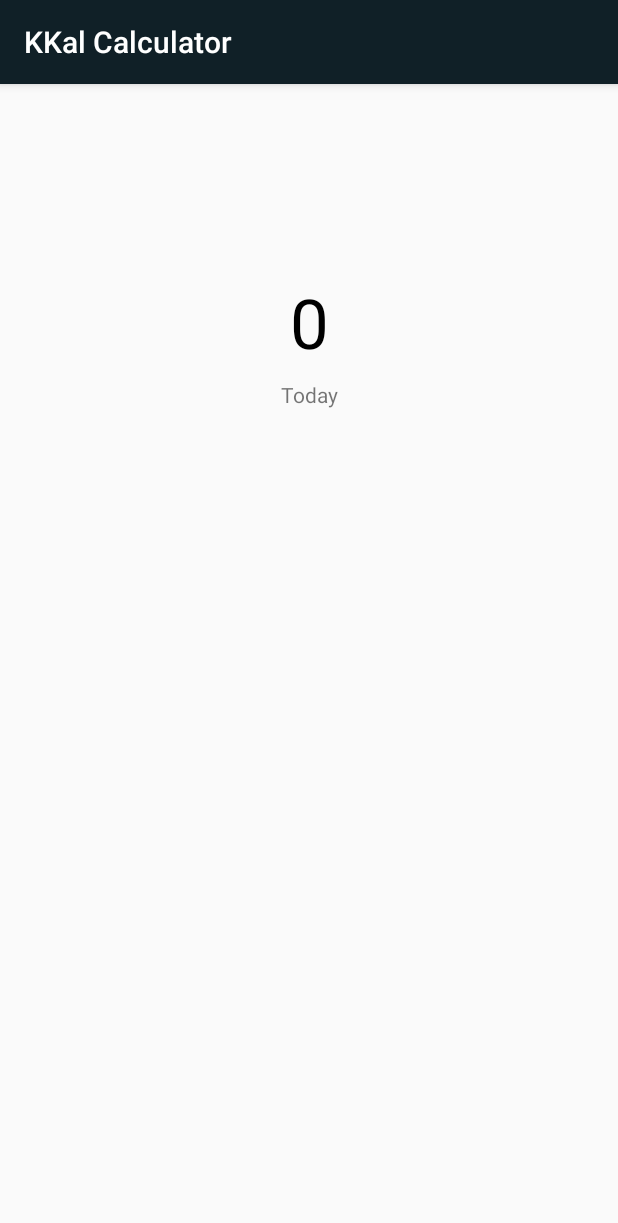
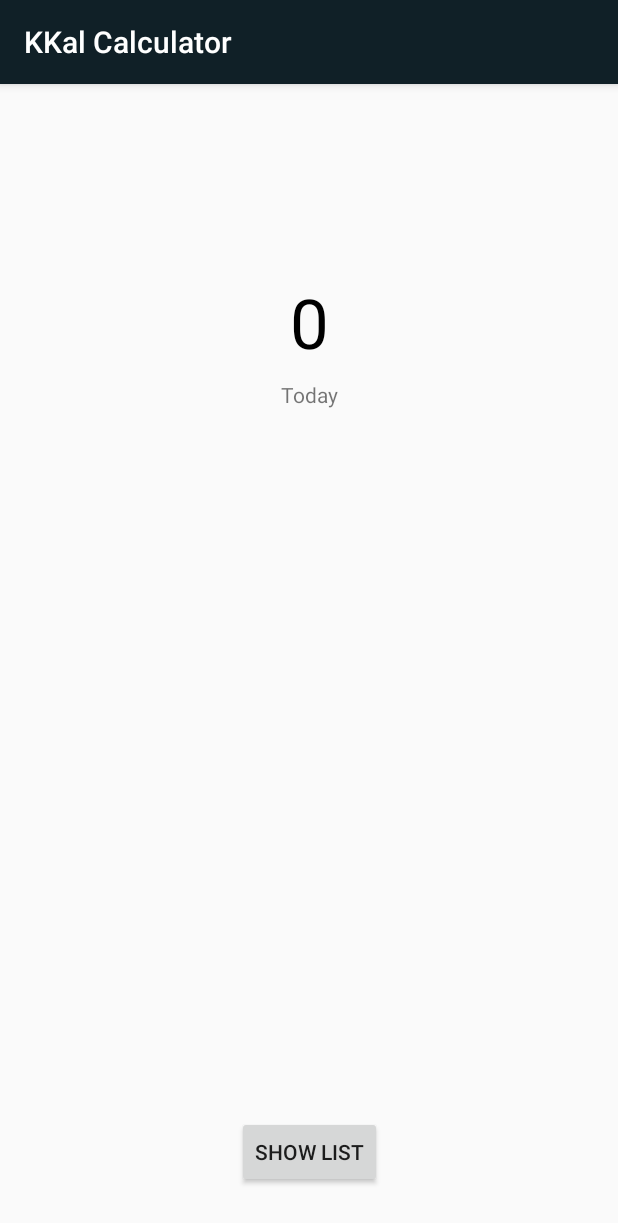
Before and after one commit to abduroid/KKal_Calculator, an Android app: the screen it shows after launch (MainActivity), on a phone screen of 412 x 824 dp. Shown: the top 1223 px of the screen. Run offline under Robolectric (Android 15) with nearby library versions, the phone set to English and light mode, and no system bars; our stand-ins replace Room's generated code.

```diff
--- a/app/src/main/java/uz/digitalgeneration/kkalcalculator/adapter/BindingUtils.kt
+++ b/app/src/main/java/uz/digitalgeneration/kkalcalculator/adapter/BindingUtils.kt
@@ -2,12 +2,14 @@ package uz.digitalgeneration.kkalcalculator.adapter
 
 import android.widget.TextView
 import androidx.databinding.BindingAdapter
+import java.text.SimpleDateFormat
 import java.util.*
 
 @BindingAdapter("formatDate")
 fun TextView.formatDate(date: Date?) {
 
-    text = date.toString()
+    val formatter = SimpleDateFormat("dd-MMM, yyyy HH:mm")
+    text = formatter.format(date)
 
 }
 
--- a/app/src/main/java/uz/digitalgeneration/kkalcalculator/ui/DashboardFragment.kt
+++ b/app/src/main/java/uz/digitalgeneration/kkalcalculator/ui/DashboardFragment.kt
@@ -42,5 +42,9 @@ class DashboardFragment : Fragment(R.layout.fragment_dashboard) {
             findNavController().navigate(R.id.action_dashboardFragment_to_listMealsFragment)
         }
 
+        show_list_button.setOnClickListener {
+            findNavController().navigate(R.id.action_dashboardFragment_to_listMealsFragment)
+        }
+
     }
 }
--- a/app/src/main/res/layout/fragment_dashboard.xml
+++ b/app/src/main/res/layout/fragment_dashboard.xml
@@ -27,4 +27,14 @@
         app:layout_constraintEnd_toEndOf="@+id/today_calories_text"
         app:layout_constraintStart_toStartOf="@+id/today_calories_text"
         app:layout_constraintTop_toBottomOf="@+id/today_calories_text" />
+
+    <Button
+        android:id="@+id/show_list_button"
+        android:layout_width="wrap_content"
+        android:layout_height="wrap_content"
+        android:layout_marginBottom="32dp"
+        android:text="Show list"
+        app:layout_constraintBottom_toBottomOf="parent"
+        app:layout_constraintEnd_toEndOf="parent"
+        app:layout_constraintStart_toStartOf="parent" />
 </androidx.constraintlayout.widget.ConstraintLayout>
```
Also changed, not shown: app/src/main/java/uz/digitalgeneration/kkalcalculator/viewmodels/MealsViewModel.kt (+20 -20 lines).
